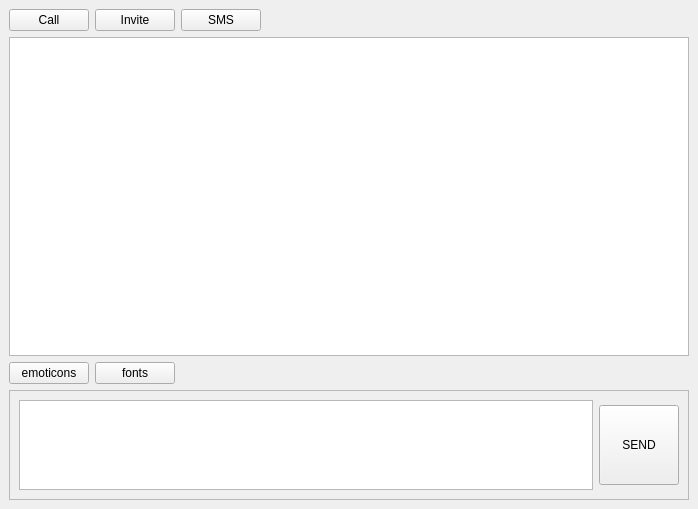
tkrotoff/WengoPhone, file wengophone/src/presentation/qt/chat/ChatWidget.ui: the form before one commit.
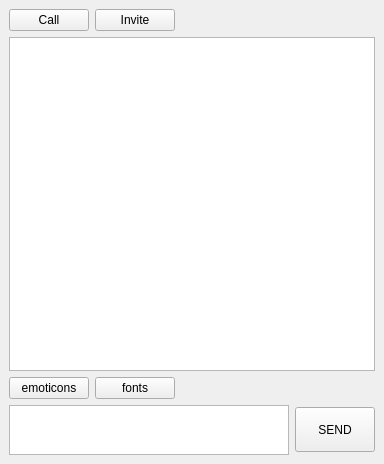
The form after the commit.

Commit message: More work on the chat window Changed default style to QPlastiqueStyle

```diff
--- a/wengophone/src/presentation/qt/chat/ChatWidget.ui
+++ b/wengophone/src/presentation/qt/chat/ChatWidget.ui
@@ -8,8 +8,8 @@
    <rect>
     <x>0</x>
     <y>0</y>
-    <width>698</width>
-    <height>509</height>
+    <width>384</width>
+    <height>464</height>
    </rect>
   </property>
   <property name="windowTitle" >
@@ -22,54 +22,36 @@
    <property name="spacing" >
     <number>6</number>
    </property>
-   <item row="0" column="1" >
-    <layout class="QHBoxLayout" >
-     <property name="margin" >
-      <number>0</number>
+   <item row="3" column="1" >
+    <widget class="QPushButton" name="sendButton" >
+     <property name="minimumSize" >
+      <size>
+       <width>0</width>
+       <height>45</height>
+      </size>
      </property>
-     <property name="spacing" >
-      <number>6</number>
+     <property name="text" >
+      <string>SEND</string>
      </property>
-     <item>
-      <widget class="QPushButton" name="pushButton" >
-       <property name="text" >
-        <string>Call</string>
-       </property>
-      </widget>
-     </item>
-     <item>
-      <widget class="QPushButton" name="pushButton_2" >
-       <property name="text" >
-        <string>Invite</string>
-       </property>
-      </widget>
-     </item>
-     <item>
-      <widget class="QPushButton" name="pushButton_3" >
-       <property name="text" >
-        <string>SMS</string>
-       </property>
-      </widget>
-     </item>
-     <item>
-      <spacer>
-       <property name="orientation" >
-        <enum>Qt::Horizontal</enum>
-       </property>
-       <property name="sizeHint" >
-        <size>
-         <width>40</width>
-         <height>20</height>
-        </size>
-       </property>
-      </spacer>
-     </item>
-    </layout>
+     <property name="flat" >
+      <bool>false</bool>
+     </property>
+    </widget>
    </item>
-   <item row="1" column="1" >
-    <widget class="QTextBrowser" name="chatHistory" />
+   <item row="3" column="0" >
+    <widget class="QTextEdit" name="chatEdit" >
+     <property name="maximumSize" >
+      <size>
+       <width>16777215</width>
+       <height>50</height>
+      </size>
+     </property>
+     <property name="html" >
+      <string>&lt;html>&lt;head>&lt;meta name="qrichtext" content="1" />&lt;/head>&lt;body style=" white-space: pre-wrap; font-family:MS Shell Dlg; font-size:8.25pt; font-weight:400; font-style:normal; text-decoration:none;">&lt;p style="-qt-paragraph-type:empty; margin-top:0px; margin-bottom:0px; margin-left:0px; margin-right:0px; -qt-block-indent:0; text-indent:0px; font-size:8pt;">&lt;/p>&lt;/body>&lt;/html></string>
+     </property>
+    </widget>
    </item>
-   <item row="2" column="1" >
+   <item row="2" column="0" colspan="2" >
     <layout class="QHBoxLayout" >
      <property name="margin" >
       <number>0</number>
@@ -106,68 +88,45 @@
      </item>
     </layout>
    </item>
-   <item row="3" column="1" >
-    <widget class="QFrame" name="frame" >
-     <property name="maximumSize" >
-      <size>
-       <width>16777215</width>
-       <height>110</height>
-      </size>
+   <item row="1" column="0" colspan="2" >
+    <widget class="QTextBrowser" name="chatHistory" />
+   </item>
+   <item row="0" column="0" colspan="2" >
+    <layout class="QHBoxLayout" >
+     <property name="margin" >
+      <number>0</number>
      </property>
-     <property name="frameShape" >
-      <enum>QFrame::StyledPanel</enum>
+     <property name="spacing" >
+      <number>6</number>
      </property>
-     <property name="frameShadow" >
-      <enum>QFrame::Raised</enum>
-     </property>
-     <layout class="QGridLayout" >
-      <property name="margin" >
-       <number>9</number>
-      </property>
-      <property name="spacing" >
-       <number>6</number>
-      </property>
-      <item row="0" column="0" >
-       <layout class="QHBoxLayout" >
-        <property name="margin" >
-         <number>0</number>
-        </property>
-        <property name="spacing" >
-         <number>6</number>
-        </property>
-        <item>
-         <widget class="QTextEdit" name="chatEdit" >
-          <property name="maximumSize" >
-           <size>
-            <width>16777215</width>
-            <height>100</height>
-           </size>
-          </property>
-          <property name="html" >
-           <string>&lt;html>&lt;head>&lt;meta name="qrichtext" content="1" />&lt;/head>&lt;body style=" white-space: pre-wrap; font-family:MS Shell Dlg; font-size:8.25pt; font-weight:400; font-style:normal; text-decoration:none;">&lt;p style="-qt-paragraph-type:empty; margin-top:0px; margin-bottom:0px; margin-left:0px; margin-right:0px; -qt-block-indent:0; text-indent:0px; font-size:8pt;">&lt;/p>&lt;/body>&lt;/html></string>
-          </property>
-         </widget>
-        </item>
-        <item>
-         <widget class="QPushButton" name="sendButton" >
-          <property name="minimumSize" >
-           <size>
-            <width>0</width>
-            <height>80</height>
-           </size>
-          </property>
-          <property name="text" >
-           <string>SEND</string>
-          </property>
-          <property name="flat" >
-           <bool>false</bool>
-          </property>
-         </widget>
-        </item>
-       </layout>
-      </item>
-     </layout>
-    </widget>
+     <item>
+      <widget class="QPushButton" name="pushButton" >
+       <property name="text" >
+        <string>Call</string>
+       </property>
+      </widget>
+     </item>
+     <item>
+      <widget class="QPushButton" name="pushButton_2" >
+       <property name="text" >
+        <string>Invite</string>
+       </property>
+      </widget>
+     </item>
+     <item>
+      <spacer>
+       <property name="orientation" >
+        <enum>Qt::Horizontal</enum>
+       </property>
+       <property name="sizeHint" >
+        <size>
+         <width>40</width>
+         <height>20</height>
+        </size>
+       </property>
+      </spacer>
+     </item>
+    </layout>
    </item>
   </layout>
  </widget>
```
The commit also changes 5 other files.
